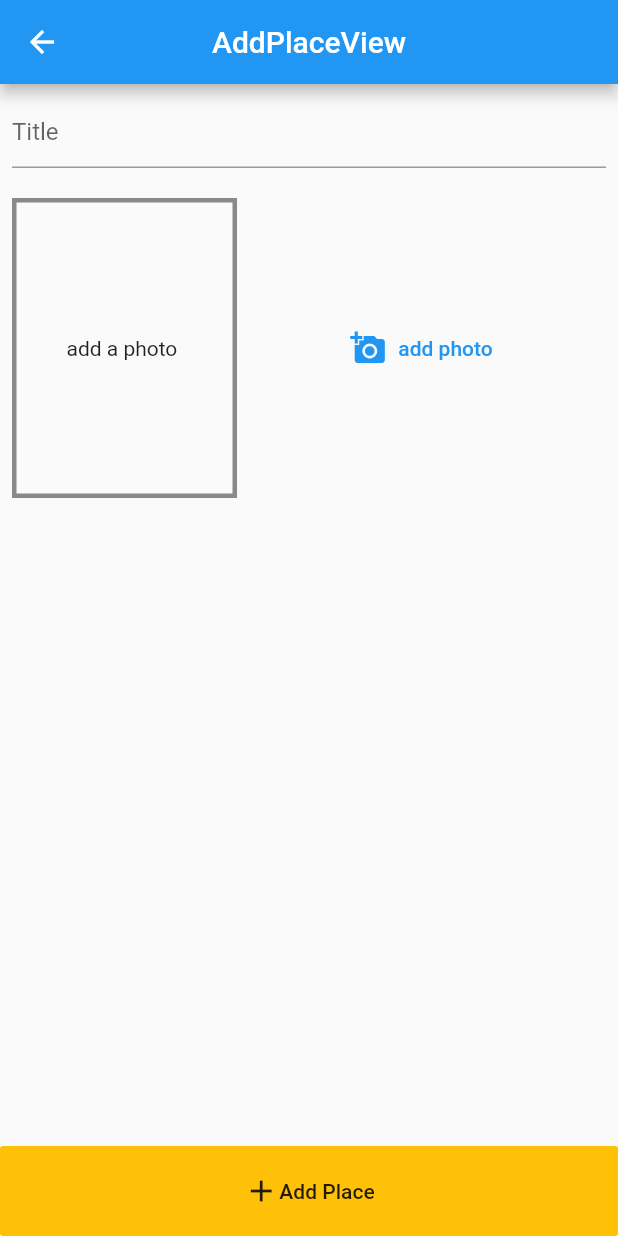
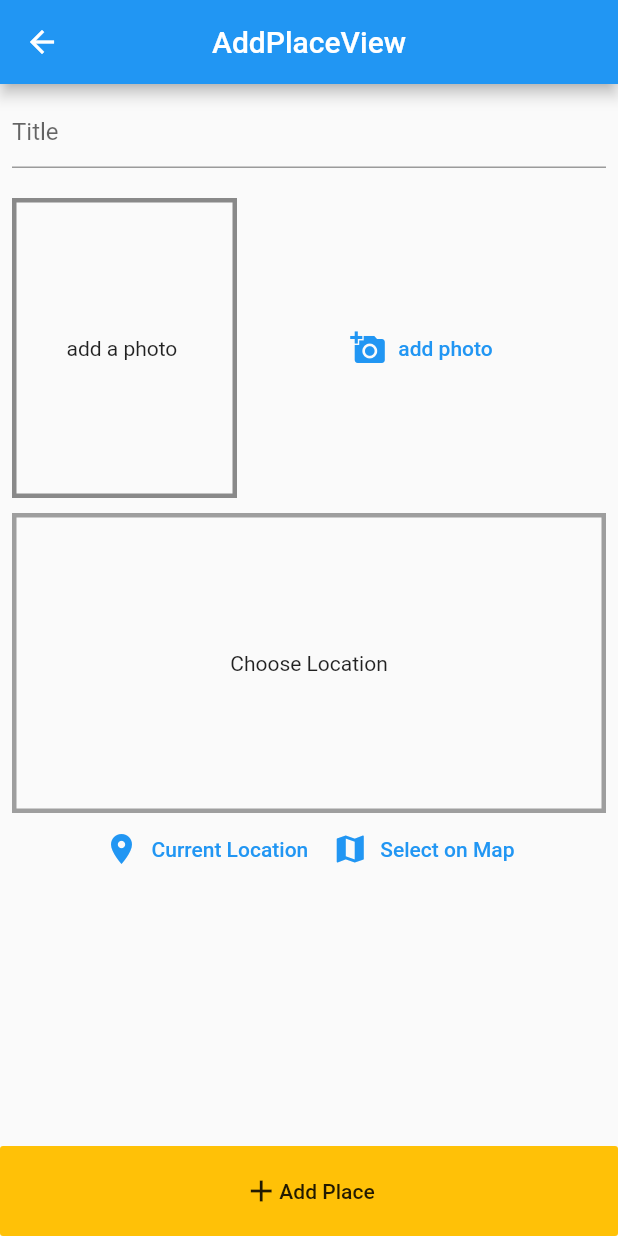
Before and after one commit to emil3time/getx_best_places, a Flutter app: the screen it shows after launch, after a tap on the "add" icon, on a phone screen of 412 x 824 dp. Run offline on Flutter 3.47's test engine with Material 2 defaults, Android fonts, the phone set to English and light mode, and no system bars; our stand-ins replace get, google_maps_flutter, image_picker, location, sqflite; accounts and stored records are empty.

Commit message:
feat: google map api

```diff
--- a/lib/app/models/place.dart
+++ b/lib/app/models/place.dart
@@ -1,11 +1,11 @@
 import 'dart:io';
 
 class PlaceLocation {
-  double? longitude;
-  double? latitude;
+  double longitude;
+  double latitude;
   String? adress;
 
-  PlaceLocation(this.adress, this.latitude, this.longitude);
+  PlaceLocation({this.adress, required this.latitude, required this.longitude});
 }
 
 class Place {
--- a/lib/app/modules/add_place/views/add_place_view.dart
+++ b/lib/app/modules/add_place/views/add_place_view.dart
@@ -3,8 +3,8 @@ import 'package:flutter/material.dart';
 import 'package:get/get.dart';
 import 'package:getx_best_places/app/modules/places_list/controllers/places_list_controller.dart';
 
-
 import 'package:getx_best_places/app/widgets/image_preview.dart';
+import 'package:getx_best_places/app/widgets/location_preview.dart';
 
 class AddPlaceView extends GetView<PlacesListController> {
   @override
@@ -29,7 +29,9 @@ class AddPlaceView extends GetView<PlacesListController> {
                         decoration: InputDecoration(hintText: 'Title'),
                       ),
                       SizedBox(height: 20),
-                      ImagePreview()
+                      ImagePreview(),
+                      SizedBox(height: 10),
+                      LocationPreview(),
                     ],
                   ),
                 ),
@@ -38,7 +40,6 @@ class AddPlaceView extends GetView<PlacesListController> {
             MaterialButton(
               onPressed: () {
                 controller.savePlace();
-
               },
               elevation: 0,
               materialTapTargetSize: MaterialTapTargetSize.shrinkWrap,
--- a/lib/app/modules/places_list/controllers/places_list_controller.dart
+++ b/lib/app/modules/places_list/controllers/places_list_controller.dart
@@ -2,12 +2,14 @@ import 'package:get/get.dart';
 import 'package:getx_best_places/app/models/place.dart';
 import 'dart:io';
 import 'package:flutter/material.dart';
+import 'package:getx_best_places/app/services/location_services.dart';
 import 'package:image_picker/image_picker.dart';
 import 'package:path/path.dart' as p;
 import 'package:path_provider/path_provider.dart' as syspaths;
+import 'package:location/location.dart';
 
 import '../../../models/place.dart';
-import '../../../helpers/db_helper.dart';
+import '../../../services/db_services.dart';
 
 class PlacesListController extends GetxController {
   final RxList<Place> _places = <Place>[].obs;
@@ -20,6 +22,10 @@ class PlacesListController extends GetxController {
 
   File? takeImage;
   File? savedImage;
+
+  String? previewImage;
+
+  PlaceLocation userLocation = PlaceLocation(latitude: 1.0, longitude: 1.0);
 
   Future<void> takePicture() async {
     final picker = ImagePicker();
@@ -59,7 +65,7 @@ class PlacesListController extends GetxController {
       title: title,
     );
     _places.add(newPlace);
-    DBHelper.insertData('user_places', {
+    DBServices.insertData('user_places', {
       'id': newPlace.id,
       'title': newPlace.title,
       'image': newPlace.image.path
@@ -77,17 +83,29 @@ class PlacesListController extends GetxController {
   }
 
   Future<void> fetchPlaces() async {
-
-    final queryData = await DBHelper.queryData('user_places');
+    final queryData = await DBServices.queryData('user_places');
     _places.value = queryData
         .map((e) =>
             Place(id: e['id'], image: File(e['image']), title: e['title']))
         .toList();
   }
 
-  @override
-  void onInit() async {
+  Future<void> getCurrentUserLocatioonOnMap() async {
+    final locationData = await Location().getLocation();
+    // print(locationData.latitude);
+    // print(locationData.longitude);
 
-    super.onInit();
+    String staticMapImageApiUrl = LocationServices.generateLocationPreviewImage(
+        latitude: locationData.latitude!, longitude: locationData.longitude!);
+
+    previewImage = staticMapImageApiUrl;
+    update();
+  }
+
+  Future<void> updateUserLocationCoordinates() async {
+    final locationData = await Location().getLocation();
+    userLocation = PlaceLocation(
+        latitude: locationData.latitude!, longitude: locationData.longitude!);
+    update();
   }
 }
--- a/lib/app/helpers/db_helper.dart
+++ b/lib/app/services/db_services.dart
@@ -1,7 +1,7 @@
 import 'package:sqflite/sqflite.dart' as sql;
 import 'package:path/path.dart' as p;
 
-class DBHelper {
+class DBServices {
   static Future<sql.Database> dataBase() async {
     final dbPath = await sql.getDatabasesPath();
     return sql.openDatabase(p.join(dbPath, 'places.db'),
@@ -12,7 +12,7 @@ class DBHelper {
   }
 
   static Future<void> insertData(String table, Map<String, Object> data) async {
-    final db = await DBHelper.dataBase();
+    final db = await DBServices.dataBase();
 
     await db.insert(
       table,
@@ -22,7 +22,7 @@ class DBHelper {
   }
 
  static Future<List<Map<String, dynamic>>> queryData(String table) async {
-    final db = await DBHelper.dataBase();
+    final db = await DBServices.dataBase();
     return db.query(table);
   }
 }
--- /dev/null
+++ b/lib/app/services/location_services.dart
@@ -0,0 +1,10 @@
+import '../data/api_key.dart';
+
+class LocationServices {
+   String apiKey = GOOGLE_API_KEY;
+
+  static String generateLocationPreviewImage(
+      {required double longitude, required double latitude}) {
+    return 'https://maps.googleapis.com/maps/api/staticmap?center=&$latitude,$longitude&zoom=16&size=600x300&maptype=roadmap&markers=color:red%7Clabel:C%7C$latitude,$longitude&key=$GOOGLE_API_KEY';
+  }
+}
--- a/lib/app/widgets/image_preview.dart
+++ b/lib/app/widgets/image_preview.dart
@@ -1,6 +1,5 @@
 import 'package:flutter/material.dart';
 import 'package:get/get.dart';
-import 'package:getx_best_places/app/modules/add_place/controllers/add_place_controller.dart';
 import 'package:getx_best_places/app/modules/places_list/controllers/places_list_controller.dart';
 
 class ImagePreview extends GetView<PlacesListController> {
--- /dev/null
+++ b/lib/app/widgets/location_preview.dart
@@ -0,0 +1,51 @@
+import 'package:flutter/material.dart';
+import 'package:get/get.dart';
+import 'package:getx_best_places/app/modules/add_place/views/map_screen_view.dart';
+import 'package:getx_best_places/app/modules/places_list/controllers/places_list_controller.dart';
+
+class LocationPreview extends GetView<PlacesListController> {
+  const LocationPreview({Key? key}) : super(key: key);
+
+  @override
+  Widget build(BuildContext context) {
+    return Column(
+      children: [
+        GetBuilder<PlacesListController>(
+          builder: (value) => Container(
+            height: 200,
+            width: double.infinity,
+            decoration: BoxDecoration(
+              border: Border.all(width: 3, color: Colors.grey),
+            ),
+            child: value.previewImage == null
+                ? Center(child: Text('Choose Location'))
+                : Image.network(
+                    value.previewImage!,
+                    width: double.infinity,
+                    fit: BoxFit.cover,
+                  ),
+          ),
+        ),
+        Row(
+          mainAxisAlignment: MainAxisAlignment.center,
+          children: [
+            TextButton.icon(
+                onPressed: () {
+                  controller.getCurrentUserLocatioonOnMap();
+                },
+                icon: Icon(Icons.location_on),
+                label: Text('Current Location')),
+            TextButton.icon(
+                onPressed: () async {
+                  await controller
+                      .updateUserLocationCoordinates()
+                      .then((_) => Get.to(MapScreen(), fullscreenDialog: true));
+                },
+                icon: Icon(Icons.map),
+                label: Text('Select on Map')),
+          ],
+        )
+      ],
+    );
+  }
+}
--- a/pubspec.yaml
+++ b/pubspec.yaml
@@ -14,6 +14,8 @@ dependencies:
   path_provider: ^2.0.9
   path: ^1.8.0
   sqflite: ^2.0.2+1
+  location: ^4.3.0
+  google_maps_flutter: ^2.1.4
 
 dev_dependencies:
   flutter_lints: ^1.0.0
```
Also changed, not shown: lib/app/modules/add_place/views/map_screen_view.dart (added, +23 -0 lines), flutter_01.png (deleted), pubspec.lock, 3 other files.
